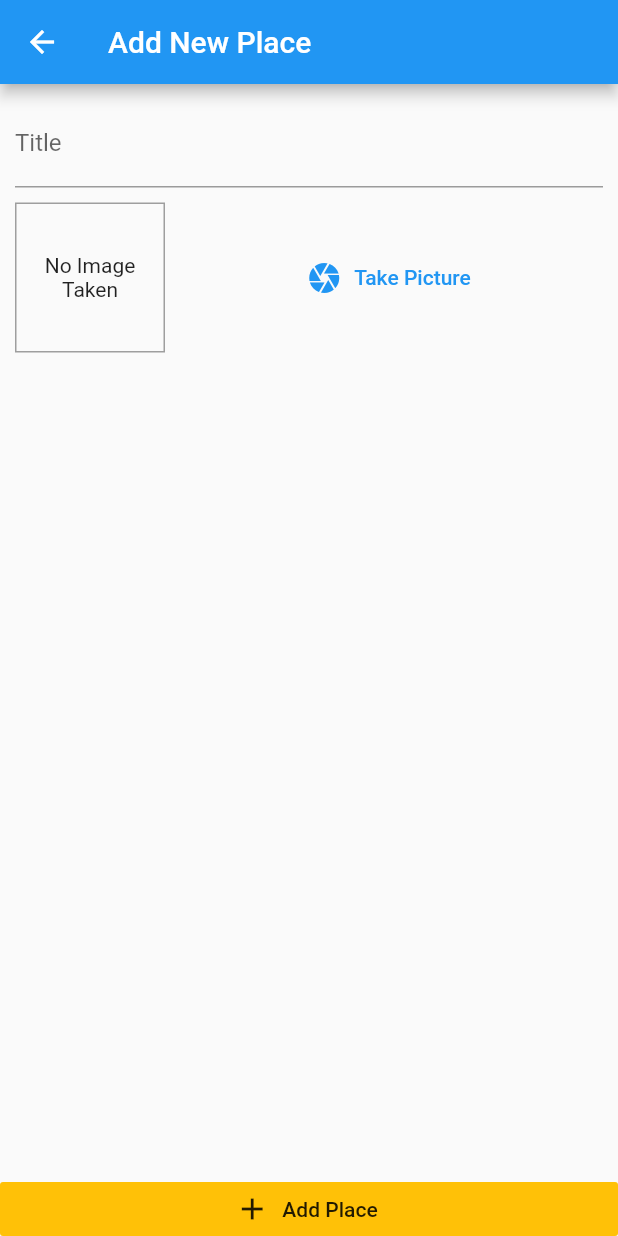
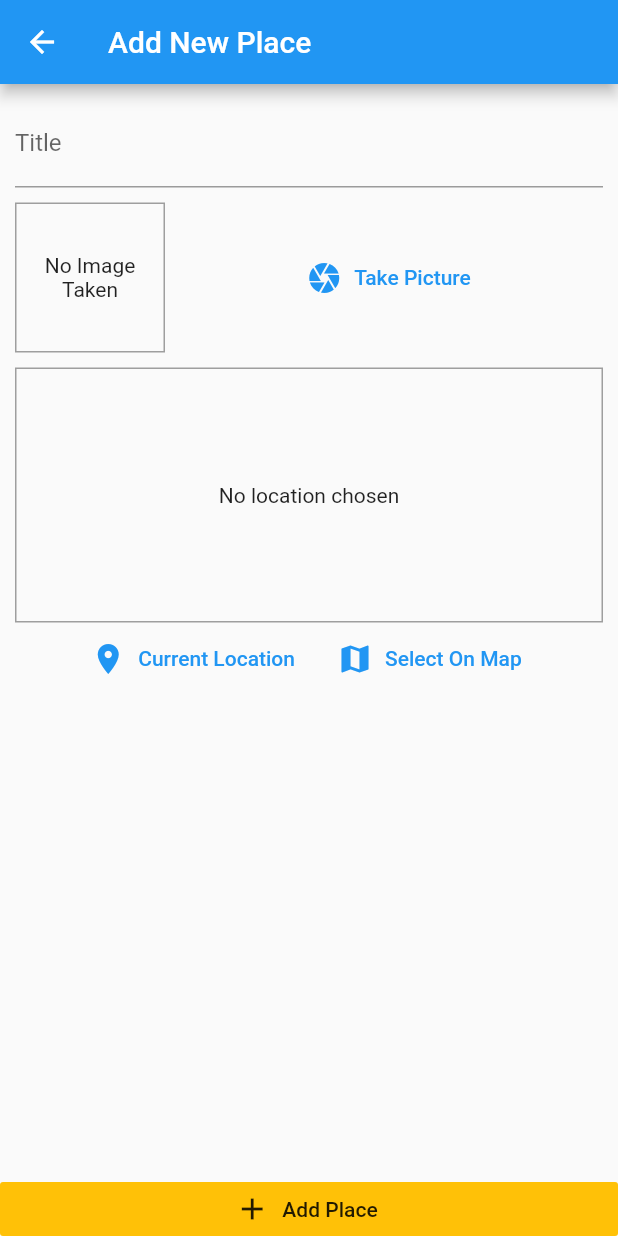
Before and after one commit to benjamin852/GreatPlaces, a Flutter app: the AddPlaceScreen screen opened by its route, on a phone screen of 412 x 824 dp. Run offline on Flutter 3.47's test engine with Material 2 defaults, Android fonts, the phone set to English and light mode, and no system bars; our stand-ins replace image_picker, sqflite; accounts and stored records are empty.

Commit message:
setup location input widget

```diff
--- a/great_places/lib/screens/add_place_screen.dart
+++ b/great_places/lib/screens/add_place_screen.dart
@@ -1,8 +1,11 @@
 import 'package:flutter/material.dart';
 import 'dart:io';
 import 'package:provider/provider.dart';
+
+import 'package:great_places/providers/great_places.dart';
+
+import 'package:great_places/widgets/location_input.dart';
 import 'package:great_places/widgets/image_input.dart';
-import 'package:great_places/providers/great_places.dart';
 
 class AddPlaceScreen extends StatefulWidget {
   static const routeName = '/add-place';
@@ -50,6 +53,8 @@ class _AddPlaceScreenState extends State<AddPlaceScreen> {
                     ),
                     SizedBox(height: 10),
                     ImageInput(_selectImage),
+                    SizedBox(height: 10),
+                    LocationInput(),
                   ],
                 ),
               ),
--- /dev/null
+++ b/great_places/lib/widgets/location_input.dart
@@ -0,0 +1,55 @@
+import 'package:flutter/material.dart';
+
+class LocationInput extends StatefulWidget {
+  @override
+  _LocationInputState createState() => _LocationInputState();
+}
+
+class _LocationInputState extends State<LocationInput> {
+  String _previewImageUrl;
+  @override
+  Widget build(BuildContext context) {
+    return Column(
+      children: <Widget>[
+        Container(
+          height: 170,
+          width: double.infinity,
+          decoration: BoxDecoration(
+            border: Border.all(
+              width: 1,
+              color: Colors.grey,
+            ),
+          ),
+          alignment: Alignment.center,
+          child: _previewImageUrl == null
+              ? Text(
+                  'No location chosen',
+                  textAlign: TextAlign.center,
+                )
+              : Image.network(
+                  _previewImageUrl,
+                  fit: BoxFit.cover,
+                  width: double.infinity,
+                ),
+        ),
+        Row(
+          mainAxisAlignment: MainAxisAlignment.center,
+          children: <Widget>[
+            FlatButton.icon(
+              icon: Icon(Icons.location_on),
+              label: Text('Current Location'),
+              textColor: Theme.of(context).primaryColor,
+              onPressed: () {},
+            ),
+            FlatButton.icon(
+              icon: Icon(Icons.map),
+              label: Text('Select On Map'),
+              textColor: Theme.of(context).primaryColor,
+              onPressed: () {},
+            ),
+          ],
+        )
+      ],
+    );
+  }
+}
--- a/great_places/pubspec.yaml
+++ b/great_places/pubspec.yaml
@@ -24,6 +24,7 @@ dependencies:
   path_provider: ^1.6.0
   path: ^1.6.4
   sqflite: ^1.2.0
+  location: ^2.3.5
 
   # The following adds the Cupertino Icons font to your application.
   # Use with the CupertinoIcons class for iOS style icons.
```
Also changed, not shown: great_places/pubspec.lock, 3 other files.
